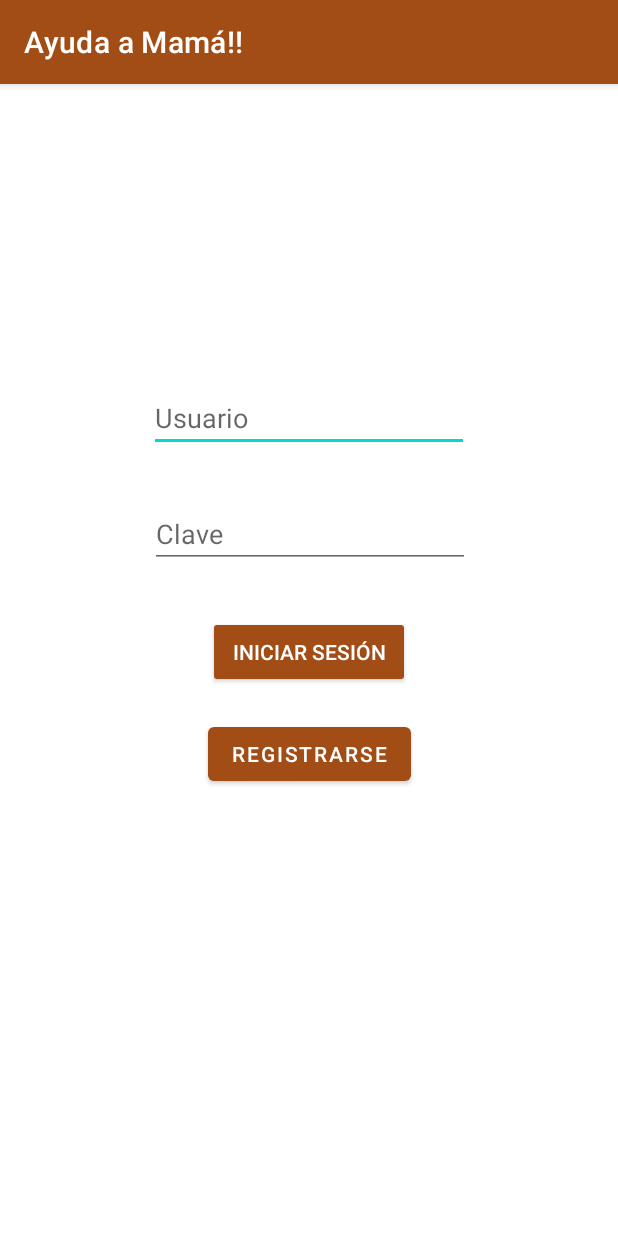
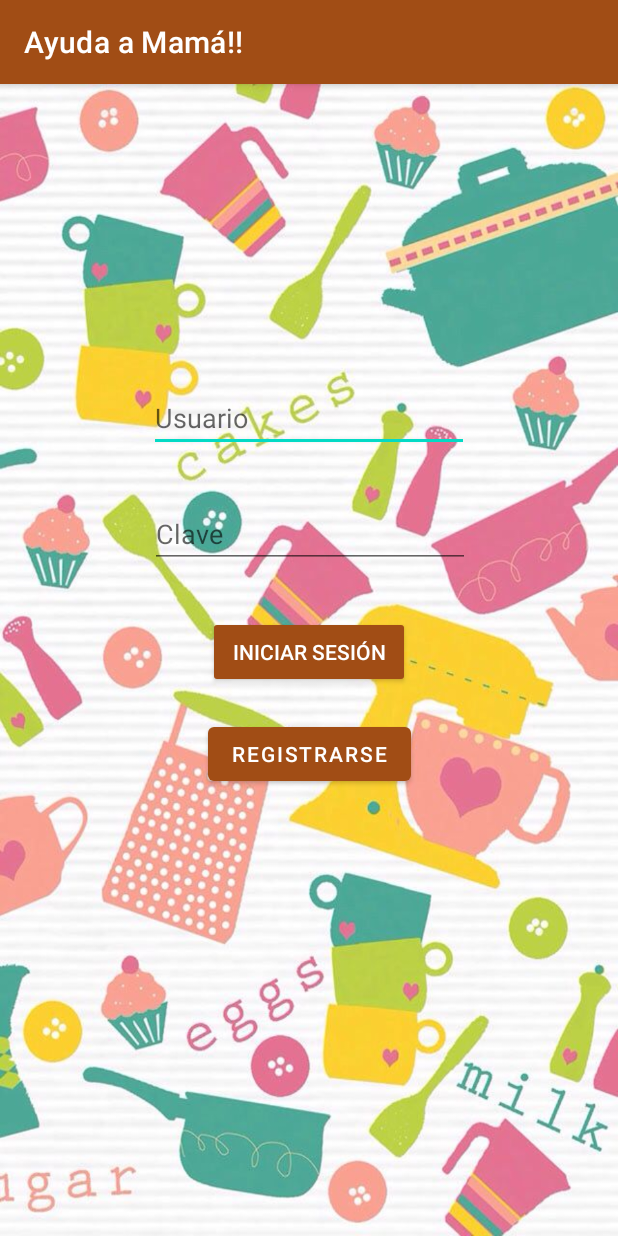
Before and after one commit to VictorHernandezJ/Prueba, an Android app: the screen it shows after launch (IniciarSesion), on a phone screen of 412 x 824 dp. Run offline under Robolectric (Android 15) with nearby library versions, the phone set to English and light mode, and no system bars; Roboto replaces fonts that are not available here.

Commit message:
Cambios en el estilo Agregar receta Cambios en el estilo Editar receta Correccion en fondo login

```diff
--- a/app/src/main/res/layout/ly_iniciar_sesion.xml
+++ b/app/src/main/res/layout/ly_iniciar_sesion.xml
@@ -2,7 +2,7 @@
 <androidx.constraintlayout.widget.ConstraintLayout xmlns:android="http://schemas.android.com/apk/res/android"
     xmlns:app="http://schemas.android.com/apk/res-auto"
     xmlns:tools="http://schemas.android.com/tools"
-
+    android:background="@drawable/cakes"
     android:layout_width="match_parent"
     android:layout_height="match_parent"
     tools:context=".IniciarSesion">
```
